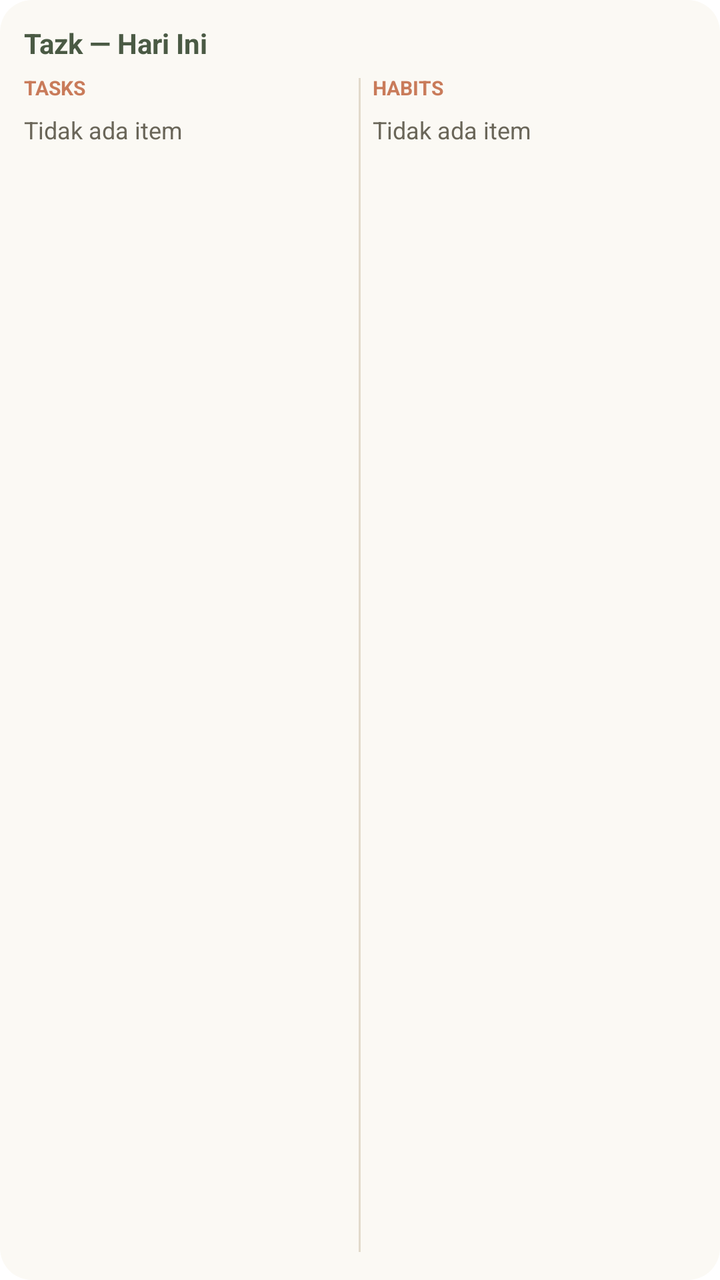
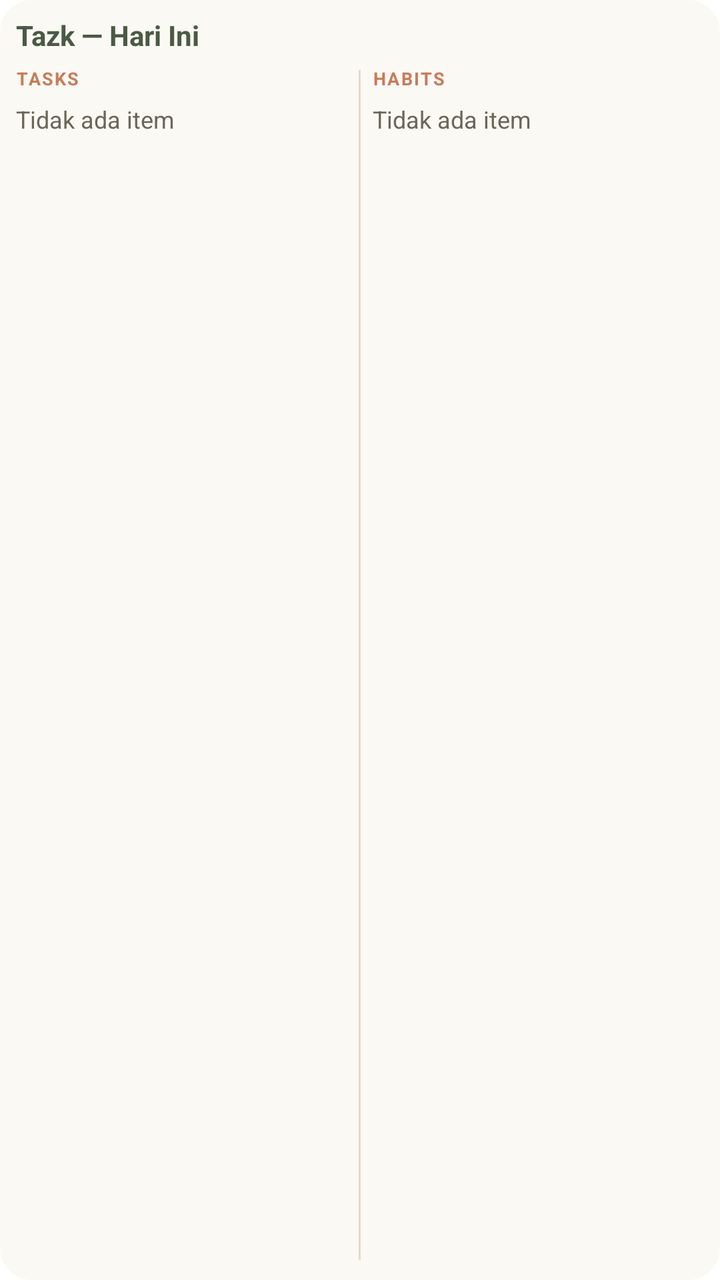

The first picture is an Android layout as it rendered before a commit; the second is the same layout after the commit. The layout source and the unified diff follow.
<!-- AndroidManifest.xml: fallback theme Theme.MaterialComponents.DayNight.NoActionBar -->
<!-- res/layout/widget_tasks_habits.xml -->
<?xml version="1.0" encoding="utf-8"?>
<LinearLayout xmlns:android="http://schemas.android.com/apk/res/android"
    android:id="@+id/widget_container"
    android:layout_width="match_parent"
    android:layout_height="match_parent"
    android:orientation="vertical"
    android:background="@drawable/widget_background"
    android:padding="12dp">

    <TextView
        android:id="@+id/widget_header"
        android:layout_width="match_parent"
        android:layout_height="wrap_content"
        android:text="Tazk — Hari Ini"
        android:textColor="@color/widget_primary"
        android:textSize="14sp"
        android:textStyle="bold"
        android:paddingBottom="6dp" />

    <LinearLayout
        android:layout_width="match_parent"
        android:layout_height="0dp"
        android:layout_weight="1"
        android:orientation="horizontal">

        <LinearLayout
            android:layout_width="0dp"
            android:layout_height="match_parent"
            android:layout_weight="1"
            android:orientation="vertical"
            android:paddingEnd="6dp">

            <TextView
                android:layout_width="wrap_content"
                android:layout_height="wrap_content"
                android:id="@+id/tasks_label" android:text="TASKS"
                android:textColor="@color/widget_label"
                android:textSize="10sp"
                android:textStyle="bold"
                android:paddingBottom="2dp" />

            <FrameLayout
                android:layout_width="match_parent"
                android:layout_height="0dp"
                android:layout_weight="1">

                <ListView
                    android:id="@+id/widget_tasks_list"
                    android:layout_width="match_parent"
                    android:layout_height="match_parent"
                    android:divider="@null"
                    android:paddingVertical="2dp" />

                <include
                    android:id="@+id/widget_tasks_empty_view"
                    layout="@layout/widget_empty_state" />
            </FrameLayout>
        </LinearLayout>

        <FrameLayout
            android:id="@+id/th_col_divider"
            android:layout_width="1dp"
            android:layout_height="match_parent"
            android:layout_marginTop="2dp"
            android:layout_marginBottom="2dp"
            android:background="@color/widget_border" />

        <LinearLayout
            android:layout_width="0dp"
            android:layout_height="match_parent"
            android:layout_weight="1"
            android:orientation="vertical"
            android:paddingStart="6dp">

            <TextView
                android:layout_width="wrap_content"
                android:layout_height="wrap_content"
                android:id="@+id/habits_label" android:text="HABITS"
                android:textColor="@color/widget_label"
                android:textSize="10sp"
                android:textStyle="bold"
                android:paddingBottom="2dp" />

            <FrameLayout
                android:layout_width="match_parent"
                android:layout_height="0dp"
                android:layout_weight="1">

                <ListView
                    android:id="@+id/widget_habits_list"
                    android:layout_width="match_parent"
                    android:layout_height="match_parent"
                    android:divider="@null"
                    android:paddingVertical="2dp" />

                <include
                    android:id="@+id/widget_habits_empty_view"
                    layout="@layout/widget_empty_state" />
            </FrameLayout>
        </LinearLayout>
    </LinearLayout>
</LinearLayout>
<!-- res/layout/widget_empty_state.xml (included above) -->
<?xml version="1.0" encoding="utf-8"?>
<TextView xmlns:android="http://schemas.android.com/apk/res/android"
    android:id="@+id/widget_empty_text"
    android:layout_width="match_parent"
    android:layout_height="match_parent"
    android:gravity="top|start"
    android:paddingTop="4dp"
    android:text="Tidak ada item"
    android:textColor="@color/widget_text_muted"
    android:textSize="12sp" />
<!-- resources referenced by this layout -->
<resources>
  <color name="widget_border">#E2DACB</color>
  <color name="widget_label">#C97B5A</color>
  <color name="widget_primary">#4A5A44</color>
  <color name="widget_text_muted">#6A6659</color>
  <!-- drawable widget_background (drawable) -->
  <?xml version="1.0" encoding="utf-8"?>
  <shape xmlns:android="http://schemas.android.com/apk/res/android"
      android:shape="rectangle">
      <solid android:color="@color/widget_bg" />
      <corners android:radius="16dp" />
  </shape>
  <color name="widget_bg">#FBF9F4</color>
</resources>

<!-- the commit's change to res/layout/widget_tasks_habits.xml (unified diff, before → after) -->
@@ -5,7 +5,7 @@
     android:layout_height="match_parent"
     android:orientation="vertical"
     android:background="@drawable/widget_background"
-    android:padding="12dp">
+    android:padding="8dp">
 
     <TextView
         android:id="@+id/widget_header"
@@ -35,7 +35,8 @@
                 android:layout_height="wrap_content"
                 android:id="@+id/tasks_label" android:text="TASKS"
                 android:textColor="@color/widget_label"
-                android:textSize="10sp"
+                android:textSize="9sp"
+                android:letterSpacing="0.08"
                 android:textStyle="bold"
                 android:paddingBottom="2dp" />
 
@@ -77,7 +78,8 @@
                 android:layout_height="wrap_content"
                 android:id="@+id/habits_label" android:text="HABITS"
                 android:textColor="@color/widget_label"
-                android:textSize="10sp"
+                android:textSize="9sp"
+                android:letterSpacing="0.08"
                 android:textStyle="bold"
                 android:paddingBottom="2dp" />
 
